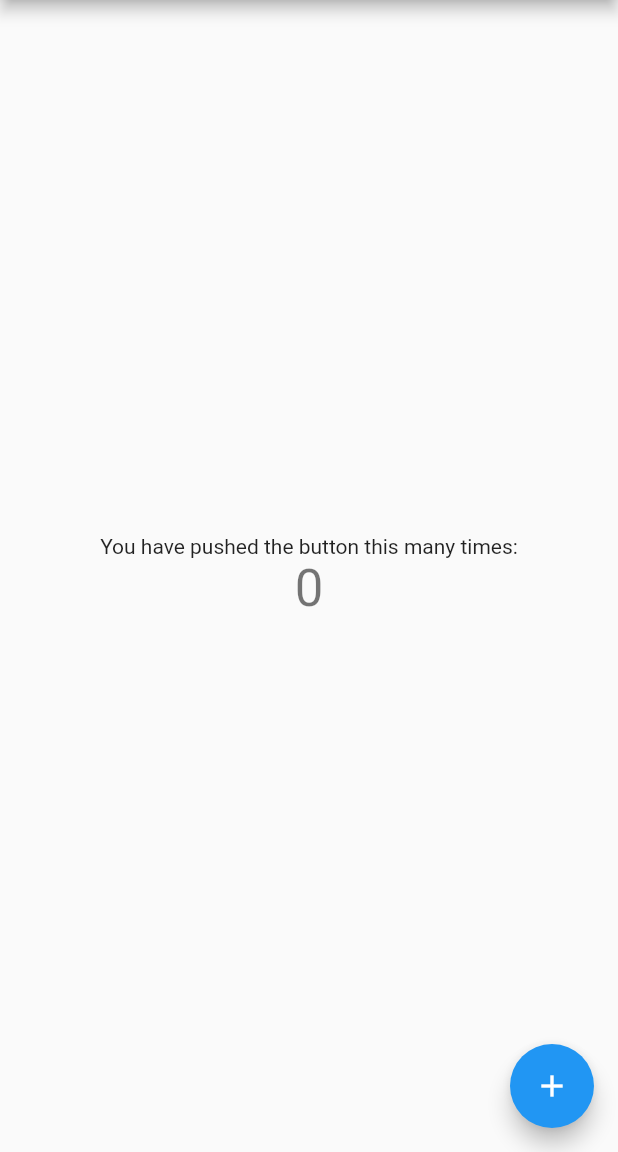
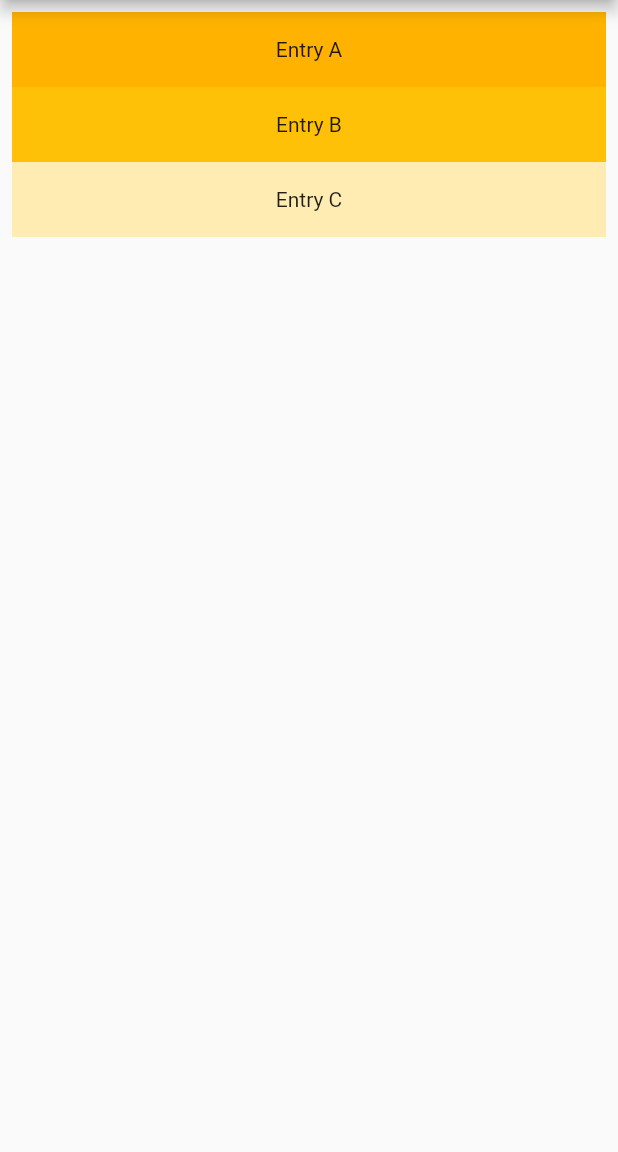
Before and after one commit to bwnyasse/coffee_talk_ibp, a Flutter app: the screen it shows after launch, on a phone screen of 412 x 824 dp, the part 84-1236 px from its top. Run offline on Flutter 3.47's test engine with Material 2 defaults, Android fonts, the phone set to English and light mode, and no system bars; generated files the repository leaves out were written again.

Commit message:
Step 3 - TODO

```diff
--- a/lib/src/views/home.dart
+++ b/lib/src/views/home.dart
@@ -13,43 +13,22 @@ class _MyHomePageState extends State<MyHomePage> {
   final List<String> entries = <String>['A', 'B', 'C'];
   final List<int> colorCodes = <int>[600, 500, 100];
 
-  //TODO: Remove increment Counter
-  int _counter = 0;
-  void _incrementCounter() {
-    setState(() {
-      _counter++;
-    });
-  }
-
   @override
   Widget build(BuildContext context) {
     return Scaffold(
       appBar: AppBar(
         title: Text(widget.title),
       ),
-
-      //TODO: Remove Floating Action Button
-      floatingActionButton: FloatingActionButton(
-        onPressed: _incrementCounter,
-        tooltip: 'Increment',
-        child: Icon(Icons.add),
-      ),
-
-      //TODO: Use ListView - https://api.flutter.dev/flutter/widgets/ListView-class.html
-      body: Center(
-        child: Column(
-          mainAxisAlignment: MainAxisAlignment.center,
-          children: <Widget>[
-            Text(
-              'You have pushed the button this many times:',
-            ),
-            Text(
-              '$_counter',
-              style: Theme.of(context).textTheme.display1,
-            ),
-          ],
-        ),
-      ),
+      body: ListView.builder(
+          padding: const EdgeInsets.all(8),
+          itemCount: entries.length,
+          itemBuilder: (BuildContext context, int index) {
+            return Container(
+              height: 50,
+              color: Colors.amber[colorCodes[index]],
+              child: Center(child: Text('Entry ${entries[index]}')),
+            );
+          }),
     );
   }
 }
```
Also changed, not shown: lib/src/models/movie.dart (added, +78 -0 lines), pubspec.yaml (+5 -20 lines), lib/src/models/movie.g.dart (added), pubspec.lock.
